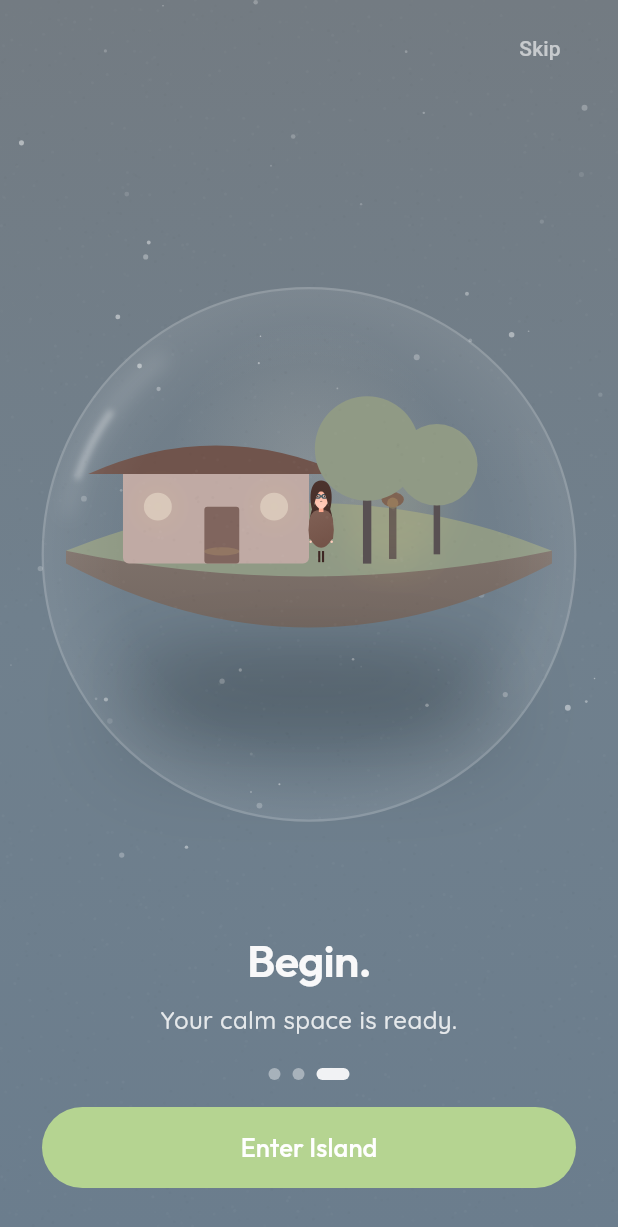
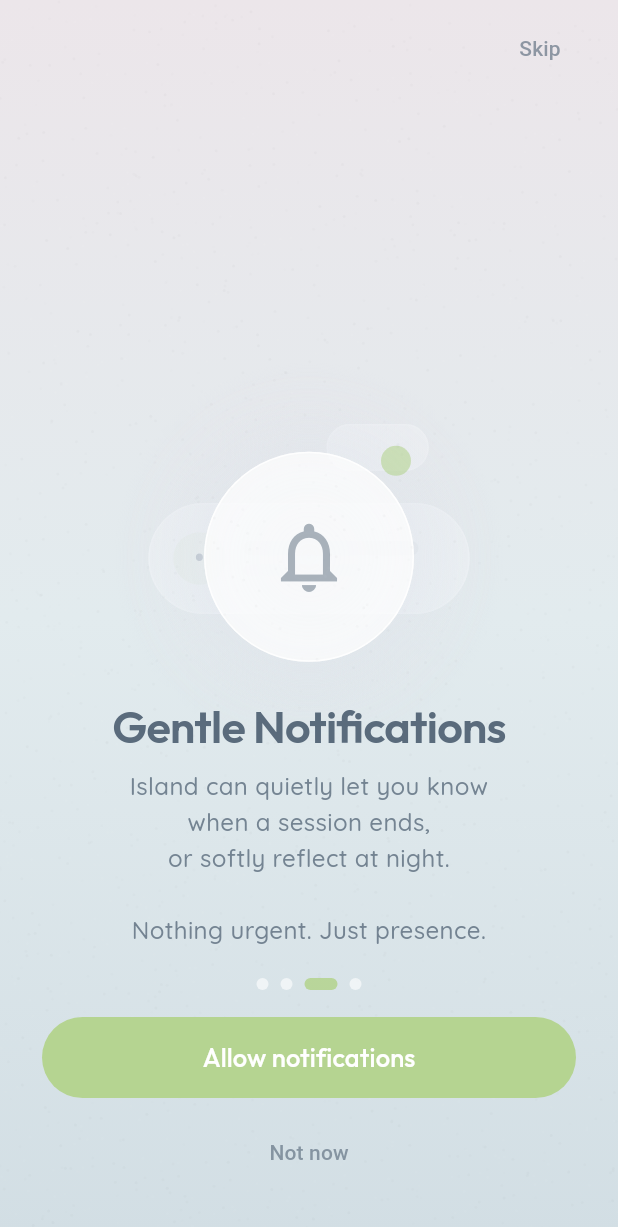
Before and after one commit to AhmadFaiqAisyAfrah/Island-App, a Flutter app: the screen it shows after launch, swiped to page 3, on a phone screen of 412 x 824 dp. Shown: the top 1227 px of the screen. Run offline on Flutter 3.47's test engine with Material 3 defaults, Android fonts, the phone set to English and light mode, and no system bars; our stand-ins replace audioplayers, emoji_picker_flutter, firebase_auth, firebase_core, fl_chart, flutter_local_notifications and 5 more; accounts and stored records are empty.

Commit message:
membangun notifikasi island

```diff
--- a/lib/features/onboarding/presentation/onboarding_screen.dart
+++ b/lib/features/onboarding/presentation/onboarding_screen.dart
@@ -13,6 +13,7 @@ import '../../island/presentation/island_visual_stack.dart';
 import '../../island/presentation/layers/island_base_layer.dart';
 import '../../onboarding/data/onboarding_storage.dart';
 import '../../timer/domain/timer_logic.dart';
+import '../../../services/notification_service.dart';
 
 class OnboardingScreen extends ConsumerStatefulWidget {
   const OnboardingScreen({super.key});
@@ -48,6 +49,17 @@ class _OnboardingScreenState extends ConsumerState<OnboardingScreen>
         Color(0xFFF2E6D8),
         Color(0xFFE2EBEE),
         Color(0xFFCBD9DF),
+      ],
+    ),
+    _OnboardingSlide(
+      title: 'Gentle Notifications',
+      subtitle: 'Island can quietly let you know\nwhen a session ends,\nor softly reflect at night.\n\nNothing urgent. Just presence.',
+      ctaLabel: null,
+      visualType: _OnboardingVisualType.notification,
+      gradient: [
+        Color(0xFFE8E6F3),
+        Color(0xFFE2EBEE),
+        Color(0xFFD4E0E6),
       ],
     ),
     _OnboardingSlide(
@@ -99,10 +111,55 @@ class _OnboardingScreenState extends ConsumerState<OnboardingScreen>
     );
   }
 
+  Future<void> _handleNotificationPermission({required bool allow}) async {
+    final notificationService = NotificationService();
+
+    if (allow) {
+      // Request Android notification permission (shows system dialog on Android 13+)
+      final granted = await notificationService.requestPermission();
+
+      if (granted) {
+        // Permission granted, move to next slide
+        if (_pageIndex < _slides.length - 1) {
+          _pageController.nextPage(
+            duration: const Duration(milliseconds: 400),
+            curve: Curves.easeInOut,
+          );
+        }
+      } else {
+        // Permission denied - open system settings so user can enable manually
+        await notificationService.openSystemSettings();
+
+        // Don't auto-advance - let user come back after enabling in settings
+        // Check permission again when they return to the app
+        await Future.delayed(const Duration(seconds: 1));
+        final nowGranted = await notificationService.checkPermissionStatus();
+        if (nowGranted && _pageIndex < _slides.length - 1) {
+          _pageController.nextPage(
+            duration: const Duration(milliseconds: 400),
+            curve: Curves.easeInOut,
+          );
+        }
+      }
+    } else {
+      // User chose "Not now" - save as disabled but mark as asked
+      await notificationService.setEnabled(false);
+
+      // Move to next slide
+      if (_pageIndex < _slides.length - 1) {
+        _pageController.nextPage(
+          duration: const Duration(milliseconds: 400),
+          curve: Curves.easeInOut,
+        );
+      }
+    }
+  }
+
   @override
   Widget build(BuildContext context) {
     final slide = _slides[_pageIndex];
     final bool showIsland = slide.visualType == _OnboardingVisualType.invitation;
+    final bool isNotificationSlide = slide.visualType == _OnboardingVisualType.notification;
     final ThemeState islandTheme = const ThemeState(mode: AppThemeMode.night);
     final bool isNight = showIsland;
     final bgColors = showIsland ? _getBackgroundColors(islandTheme) : slide.gradient;
@@ -184,6 +241,7 @@ class _OnboardingScreenState extends ConsumerState<OnboardingScreen>
                     onPageChanged: (index) => setState(() => _pageIndex = index),
                     itemBuilder: (context, index) {
                       final page = _slides[index];
+                      final isNotificationPage = page.visualType == _OnboardingVisualType.notification;
                       return _OnboardingPage(
                         slide: page,
                         showCta: index == _slides.length - 1,
@@ -191,6 +249,9 @@ class _OnboardingScreenState extends ConsumerState<OnboardingScreen>
                         currentIndex: _pageIndex,
                         total: _slides.length,
                         isNight: isNight,
+                        isNotificationSlide: isNotificationPage,
+                        onAllowNotifications: () => _handleNotificationPermission(allow: true),
+                        onSkipNotifications: () => _handleNotificationPermission(allow: false),
                       );
                     },
                   ),
@@ -260,6 +321,9 @@ class _OnboardingPage extends StatelessWidget {
   final int currentIndex;
   final int total;
   final bool isNight;
+  final bool isNotificationSlide;
+  final VoidCallback? onAllowNotifications;
+  final VoidCallback? onSkipNotifications;
 
   const _OnboardingPage({
     required this.slide,
@@ -268,6 +332,9 @@ class _OnboardingPage extends StatelessWidget {
     required this.currentIndex,
     required this.total,
     required this.isNight,
+    this.isNotificationSlide = false,
+    this.onAllowNotifications,
+    this.onSkipNotifications,
   });
 
   @override
@@ -310,6 +377,21 @@ class _OnboardingPage extends StatelessWidget {
               _PrimaryButton(
                 label: slide.ctaLabel ?? 'Enter Island',
                 onTap: onCtaTap,
+              ),
+            ],
+            if (isNotificationSlide) ...[
+              const SizedBox(height: 18),
+              _PrimaryButton(
+                label: 'Allow notifications',
+                onTap: onAllowNotifications ?? () {},
+              ),
+              const SizedBox(height: 12),
+              TextButton(
+                onPressed: onSkipNotifications ?? () {},
+                style: TextButton.styleFrom(
+                  foregroundColor: AppColors.textMain.withOpacity(0.65),
+                ),
+                child: const Text('Not now'),
               ),
             ],
           ],
@@ -425,7 +507,7 @@ class _NoisePainter extends CustomPainter {
   bool shouldRepaint(covariant _NoisePainter oldDelegate) => false;
 }
 
-enum _OnboardingVisualType { arrival, intention, invitation }
+enum _OnboardingVisualType { arrival, intention, notification, invitation }
 
 class _OnboardingSlide {
   final String title;
@@ -460,6 +542,7 @@ class _OnboardingVisual extends StatelessWidget {
           children: [
             if (type == _OnboardingVisualType.arrival) const _ArrivalVisual(),
             if (type == _OnboardingVisualType.intention) const _IntentionVisual(),
+            if (type == _OnboardingVisualType.notification) const _NotificationVisual(),
           ],
         ),
       ),
@@ -577,6 +660,48 @@ class _IntentionVisual extends StatelessWidget {
   }
 }
 
+class _NotificationVisual extends StatelessWidget {
+  const _NotificationVisual();
+
+  @override
+  Widget build(BuildContext context) {
+    return Stack(
+      alignment: Alignment.center,
+      children: [
+        _SoftOrb(color: const Color(0xFFE6E3F3), size: 260),
+        _SoftOrb(color: const Color(0xFFDDE7EA), size: 210),
+        Container(
+          width: 140,
+          height: 140,
+          decoration: BoxDecoration(
+            shape: BoxShape.circle,
+            color: Colors.white.withOpacity(0.75),
+            border: Border.all(color: Colors.white.withOpacity(0.9), width: 1),
+          ),
+          alignment: Alignment.center,
+          child: Icon(
+            Icons.notifications_outlined,
+            size: 56,
+            color: AppColors.textMain.withOpacity(0.5),
+          ),
+        ),
+        Positioned(
+          top: 56,
+          right: 62,
+          child: Container(
+            width: 20,
+            height: 20,
+            decoration: BoxDecoration(
+              shape: BoxShape.circle,
+              color: AppColors.islandGrass.withOpacity(0.6),
+            ),
+          ),
+        ),
+      ],
+    );
+  }
+}
+
 class _SoftOrb extends StatelessWidget {
   final Color color;
   final double size;
--- a/lib/features/timer/domain/timer_logic.dart
+++ b/lib/features/timer/domain/timer_logic.dart
@@ -1,5 +1,6 @@
 import 'dart:async';
 import 'package:flutter_riverpod/flutter_riverpod.dart';
+import '../../../services/notification_service.dart';
 
 enum TimerStatus { idle, running, paused, completed }
 
@@ -79,7 +80,9 @@ class TimerNotifier extends StateNotifier<TimerState> {
   void _complete() {
     _ticker?.cancel();
     state = state.copyWith(status: TimerStatus.completed);
-    // MVP: No points awarded, just state change.
+
+    // Show focus completion notification if enabled
+    NotificationService().showFocusCompleted();
   }
 
   @override
--- a/lib/main.dart
+++ b/lib/main.dart
@@ -9,6 +9,7 @@ import 'features/archipelago/data/archipelago_repository.dart';
 import 'features/archipelago/data/archipelago_provider.dart';
 import 'core/data/shared_preferences_provider.dart';
 import 'services/music_service.dart';
+import 'services/notification_service.dart';
 
 void main() async {
   WidgetsFlutterBinding.ensureInitialized();
@@ -20,6 +21,9 @@ void main() async {
   // Initialize MusicService (singleton, non-blocking)
   // Audio will be preloaded and ready for playback
   MusicService().init();
+
+  // Initialize Notification Service
+  await NotificationService().init();
 
   runApp(
     ProviderScope(
--- a/pubspec.yaml
+++ b/pubspec.yaml
@@ -19,6 +19,9 @@ dependencies:
   google_sign_in: ^6.2.1
   emoji_picker_flutter: ^3.0.0
   fl_chart: ^0.66.0
+  flutter_local_notifications: ^17.0.0
+  timezone: ^0.9.2
+  permission_handler: ^11.3.1
 
 dev_dependencies:
   flutter_test:
```
Also changed, not shown: lib/features/navigation/presentation/island_drawer.dart (+12 -0 lines), lib/features/settings/presentation/settings_screen.dart (added, +198 -0 lines), lib/services/notification_service.dart (added, +187 -0 lines), pubspec.lock, 7 other files.
